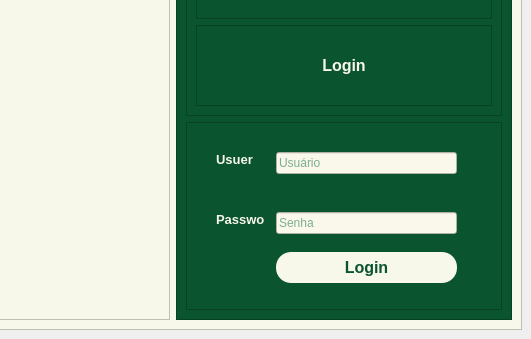
Before: the Qt Designer form ui_login.ui in ManelFer/SistemaDti1, drawn with Qt 5; both pictures show x 186 to 717 and y 101 to 440 of the 717 by 440 pixel window.
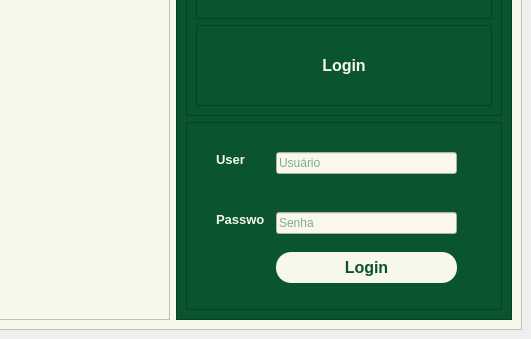
After: the same form once the commit is applied. Icons and pictures are not drawn.

Patch:
```diff
--- a/ui_login.ui
+++ b/ui_login.ui
@@ -220,7 +220,7 @@
               <string notr="true">color: rgb(247, 247, 234);</string>
              </property>
              <property name="text">
-              <string>&lt;html&gt;&lt;head/&gt;&lt;body&gt;&lt;p&gt;&lt;span style=&quot; font-size:10pt; font-weight:700;&quot;&gt;Usuer&lt;/span&gt;&lt;/p&gt;&lt;/body&gt;&lt;/html&gt;</string>
+              <string>&lt;html&gt;&lt;head/&gt;&lt;body&gt;&lt;p&gt;&lt;span style=&quot; font-size:10pt; font-weight:700;&quot;&gt;User&lt;/span&gt;&lt;/p&gt;&lt;/body&gt;&lt;/html&gt;</string>
              </property>
             </widget>
             <widget class="QLabel" name="txt_pass">
```
